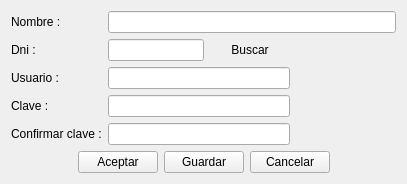
Old version of the form newuser_usuarios_ui.ui in the repository rodety/Clinica.
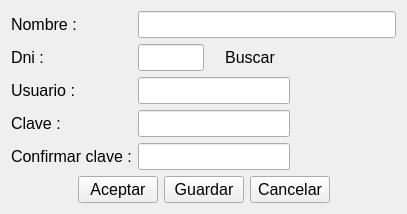
New version of the form. Icons and pictures are not drawn.

```diff
--- a/newuser_usuarios_ui.ui
+++ b/newuser_usuarios_ui.ui
@@ -22,26 +22,53 @@
     <layout class="QGridLayout" name="gridLayout">
      <item row="0" column="0">
       <widget class="QLabel" name="label_3">
+       <property name="font">
+        <font>
+         <pointsize>12</pointsize>
+        </font>
+       </property>
        <property name="text">
         <string>Nombre :</string>
        </property>
       </widget>
      </item>
      <item row="0" column="1" colspan="3">
-      <widget class="QLineEdit" name="lineEdit_Name"/>
+      <widget class="QLineEdit" name="lineEdit_Name">
+       <property name="font">
+        <font>
+         <pointsize>12</pointsize>
+        </font>
+       </property>
+      </widget>
      </item>
      <item row="1" column="0">
       <widget class="QLabel" name="label_4">
+       <property name="font">
+        <font>
+         <pointsize>12</pointsize>
+        </font>
+       </property>
        <property name="text">
         <string>Dni :</string>
        </property>
       </widget>
      </item>
      <item row="1" column="1">
-      <widget class="QLineEdit" name="lineEdit_dni"/>
+      <widget class="QLineEdit" name="lineEdit_dni">
+       <property name="font">
+        <font>
+         <pointsize>12</pointsize>
+        </font>
+       </property>
+      </widget>
      </item>
      <item row="1" column="2">
       <widget class="QPushButton" name="pushButton_consultar">
+       <property name="font">
+        <font>
+         <pointsize>12</pointsize>
+        </font>
+       </property>
        <property name="text">
         <string>Buscar</string>
        </property>
@@ -62,6 +89,11 @@
      </item>
      <item row="1" column="3">
       <spacer name="horizontalSpacer_2">
+       <property name="font">
+        <font>
+         <pointsize>12</pointsize>
+        </font>
+       </property>
        <property name="orientation">
         <enum>Qt::Horizontal</enum>
        </property>
@@ -78,16 +110,32 @@
      </item>
      <item row="2" column="0">
       <widget class="QLabel" name="label">
+       <property name="font">
+        <font>
+         <pointsize>12</pointsize>
+        </font>
+       </property>
        <property name="text">
         <string>Usuario :</string>
        </property>
       </widget>
      </item>
      <item row="2" column="1" colspan="2">
-      <widget class="QLineEdit" name="lineEdit_UserNick"/>
+      <widget class="QLineEdit" name="lineEdit_UserNick">
+       <property name="font">
+        <font>
+         <pointsize>12</pointsize>
+        </font>
+       </property>
+      </widget>
      </item>
      <item row="3" column="0">
       <widget class="QLabel" name="label_2">
+       <property name="font">
+        <font>
+         <pointsize>12</pointsize>
+        </font>
+       </property>
        <property name="text">
         <string>Clave :</string>
        </property>
@@ -95,6 +143,11 @@
      </item>
      <item row="3" column="1" colspan="2">
       <widget class="QLineEdit" name="lineEdit_Password">
+       <property name="font">
+        <font>
+         <pointsize>12</pointsize>
+        </font>
+       </property>
        <property name="echoMode">
         <enum>QLineEdit::Password</enum>
        </property>
@@ -102,6 +155,11 @@
      </item>
      <item row="4" column="0">
       <widget class="QLabel" name="label_5">
+       <property name="font">
+        <font>
+         <pointsize>12</pointsize>
+        </font>
+       </property>
        <property name="text">
         <string>Confirmar clave :</string>
        </property>
@@ -109,6 +167,11 @@
      </item>
      <item row="4" column="1" colspan="2">
       <widget class="QLineEdit" name="lineEdit_confirmPassword">
+       <property name="font">
+        <font>
+         <pointsize>12</pointsize>
+        </font>
+       </property>
        <property name="echoMode">
         <enum>QLineEdit::Password</enum>
        </property>
@@ -120,6 +183,11 @@
     <layout class="QGridLayout" name="gridLayout_3">
      <item row="0" column="0">
       <spacer name="horizontalSpacer">
+       <property name="font">
+        <font>
+         <pointsize>12</pointsize>
+        </font>
+       </property>
        <property name="orientation">
         <enum>Qt::Horizontal</enum>
        </property>
@@ -133,6 +201,11 @@
      </item>
      <item row="0" column="1">
       <widget class="QPushButton" name="pushButton_Acept">
+       <property name="font">
+        <font>
+         <pointsize>12</pointsize>
+        </font>
+       </property>
        <property name="text">
         <string>Aceptar</string>
        </property>
@@ -140,6 +213,11 @@
      </item>
      <item row="0" column="3">
       <widget class="QPushButton" name="pushButton_Cancel">
+       <property name="font">
+        <font>
+         <pointsize>12</pointsize>
+        </font>
+       </property>
        <property name="text">
         <string>Cancelar</string>
        </property>
@@ -147,6 +225,11 @@
      </item>
      <item row="0" column="4">
       <spacer name="horizontalSpacer_4">
+       <property name="font">
+        <font>
+         <pointsize>12</pointsize>
+        </font>
+       </property>
        <property name="orientation">
         <enum>Qt::Horizontal</enum>
        </property>
@@ -160,6 +243,11 @@
      </item>
      <item row="0" column="2">
       <widget class="QPushButton" name="pushButton_Save">
+       <property name="font">
+        <font>
+         <pointsize>12</pointsize>
+        </font>
+       </property>
        <property name="text">
         <string>Guardar</string>
        </property>
```
